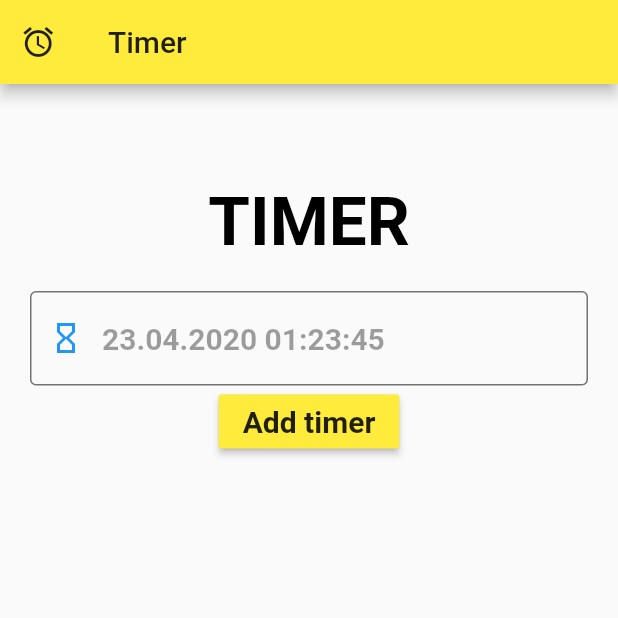
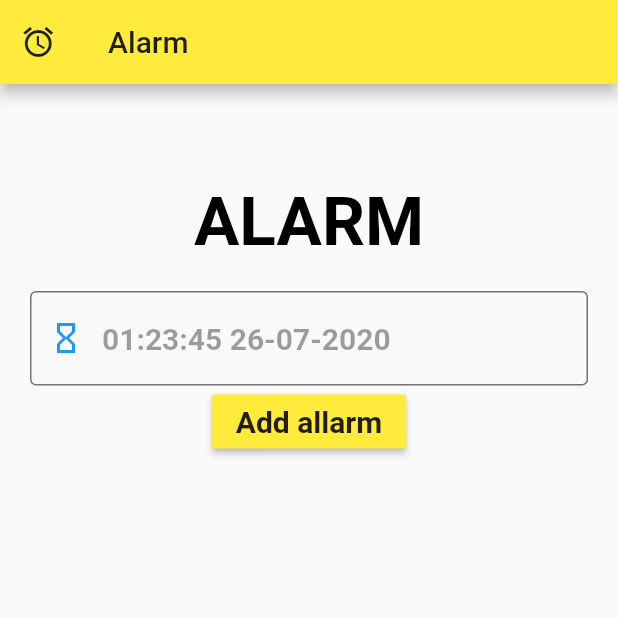
Before and after one commit to UsioZero/Alarm, a Flutter app: the screen it shows after launch, on a phone screen of 412 x 824 dp, the top half of it. Run offline on Flutter 3.47's test engine with Material 2 defaults, Android fonts, the phone set to English and light mode, and no system bars; our stand-ins replace flutter_local_notifications.

Commit message:
+Alarm input field

```diff
--- a/lib/main.dart
+++ b/lib/main.dart
@@ -8,7 +8,7 @@ class MyApp extends StatelessWidget {
   @override
   Widget build(BuildContext context){
     return MaterialApp(
-        title: 'Timer',
+        title: 'Alarm',
         theme: ThemeData(
           primarySwatch: Colors.yellow,
           textTheme: TextTheme(bodyText1: TextStyle(color: Colors.white))
--- a/lib/screens/alarm.dart
+++ b/lib/screens/alarm.dart
@@ -9,7 +9,7 @@ class Alarm extends StatefulWidget {
 
   Widget build(BuildContext context) {
     return  MaterialApp(
-      title: 'Timer',
+      title: 'Alarm',
       theme: ThemeData(
         primarySwatch: Colors.yellow,
         textTheme: TextTheme(bodyText1: TextStyle(color: Colors.white))
@@ -104,7 +104,7 @@ class _AlarmState extends State<Alarm> {
         color: Colors.yellow,
         onPressed: _buttonPressed,
         child: Text(
-          'Add timer',
+          'Add allarm',
           style: TextStyle(
             fontWeight: FontWeight.bold,
             fontSize: 20,
@@ -119,7 +119,7 @@ class _AlarmState extends State<Alarm> {
        child: Container(
           child: Align(
             child: Text(
-              'TIMER',
+              'ALARM',
               style: TextStyle(fontSize: 45, fontWeight: FontWeight.bold, color: Colors.black),
               )
           )
@@ -169,7 +169,7 @@ class _AlarmState extends State<Alarm> {
               padding: EdgeInsets.only(bottom : 0, top:20),
               child: _input(
                 Icon(Icons.hourglass_empty),
-                '23.04.2020 01:23:45',
+                '01:23:45 26-07-2020',
                 _timeController
               )
             ),
@@ -182,7 +182,7 @@ class _AlarmState extends State<Alarm> {
 
     return Scaffold(
       appBar: AppBar(
-        title: Text('Timer'),
+        title: Text('Alarm'),
         leading: Container(
           child: Icon(Icons.alarm, color: Colors.black87),
           padding: EdgeInsets.only(right: 5),
```
